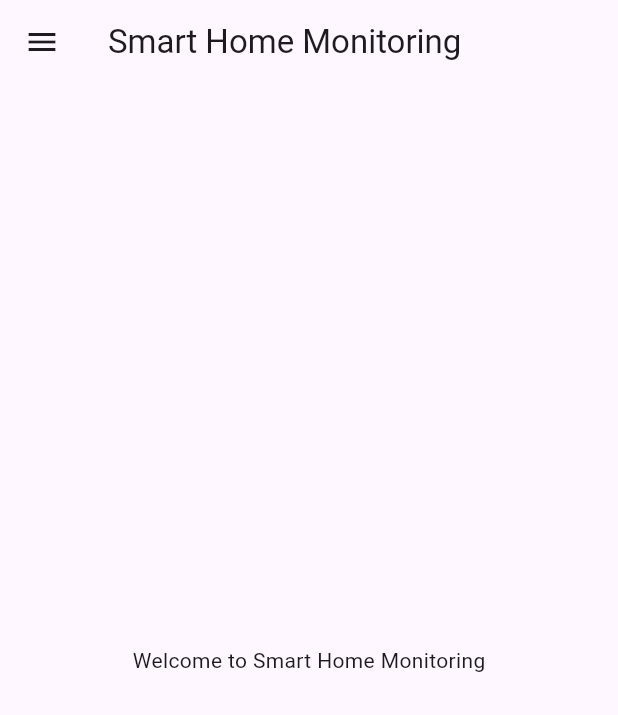
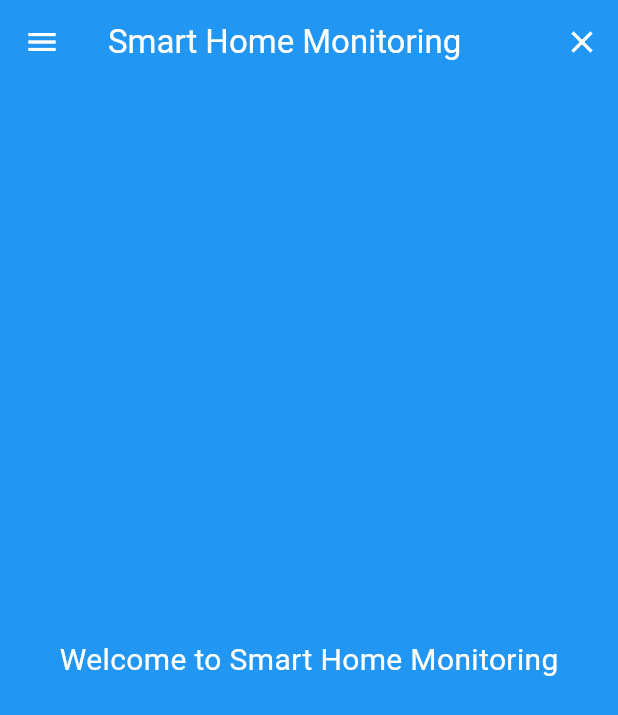
Before and after one commit to mantoinette/mantoinette-smart_home_mornitoring, a Flutter app: the screen it shows after launch, on a phone screen of 412 x 824 dp. Shown: the top 715 px of the screen. Run offline on Flutter 3.47's test engine with Material 3 defaults, Android fonts, the phone set to English and light mode, and no system bars; our stand-ins replace charts_flutter, flutter_local_notifications, geocoding, geolocator, google_maps_flutter, sensors_plus; missing offline and left inert: light.

Commit message:
initial commit

```diff
--- a/lib/home_screen.dart
+++ b/lib/home_screen.dart
@@ -13,20 +13,33 @@ class _HomeScreenState extends State<HomeScreen> {
   Widget build(BuildContext context) {
     return Scaffold(
       appBar: AppBar(
-        title: Text('Smart Home Monitoring'),
+        title: Text('Smart Home Monitoring', style: TextStyle(color: Colors.white)),
+        backgroundColor: Colors.blue,
+        iconTheme: IconThemeData(color: Colors.white), // Change icon color to white
+        actions: [
+          IconButton(
+            icon: Icon(Icons.clear, color: Colors.white),
+            onPressed: () {
+              // Add your onPressed code here
+            },
+          ),
+        ],
       ),
       drawer: Drawer(
         child: ListView(
           padding: EdgeInsets.zero,
           children: [
             DrawerHeader(
-              child: Text('Smart Home Monitoring', style: TextStyle(fontSize: 24)),
+              child: Text(
+                'Smart Home Monitoring',
+                style: TextStyle(fontSize: 24, color: Colors.white),
+              ),
               decoration: BoxDecoration(
                 color: Colors.blue,
               ),
             ),
             ListTile(
-              title: Text('Light Detection'),
+              title: Text('Light Detection', style: TextStyle(color: Colors.red)),
               onTap: () {
                 Navigator.push(
                   context,
@@ -35,7 +48,7 @@ class _HomeScreenState extends State<HomeScreen> {
               },
             ),
             ListTile(
-              title: Text('Motion Detection'),
+              title: Text('Motion Detection', style: TextStyle(color: Colors.blue)),
               onTap: () {
                 Navigator.push(
                   context,
@@ -44,7 +57,7 @@ class _HomeScreenState extends State<HomeScreen> {
               },
             ),
             ListTile(
-              title: Text('Location Tracking'),
+              title: Text('Location Tracking', style: TextStyle(color: Colors.green)),
               onTap: () {
                 Navigator.push(
                   context,
@@ -55,8 +68,14 @@ class _HomeScreenState extends State<HomeScreen> {
           ],
         ),
       ),
-      body: Center(
-        child: Text('Welcome to Smart Home Monitoring'),
+      body: Container(
+        color: Colors.blue,
+        child: Center(
+          child: Text(
+            'Welcome to Smart Home Monitoring',
+            style: TextStyle(color: Colors.white, fontSize: 20),
+          ),
+        ),
       ),
     );
   }
--- a/pubspec.yaml
+++ b/pubspec.yaml
@@ -9,7 +9,7 @@ environment:
 dependencies:
   flutter:
     sdk: flutter
-  flutter_local_notifications: ^13.0.0 # Updated to latest version if available
+  flutter_local_notifications: ^13.0.0
   http: ^1.2.2
   charts_flutter: ^0.12.0
   sensors_plus: ^6.0.0
@@ -19,7 +19,6 @@ dependencies:
   google_maps_flutter: ^2.1.1
   geocoding: ^2.0.4
 
-
 dev_dependencies:
   flutter_test:
     sdk: flutter
```
Also changed, not shown: lib/light_detection_screen.dart (+9 -3 lines), lib/motion_detection_screen.dart (+7 -2 lines), pubspec.lock.
